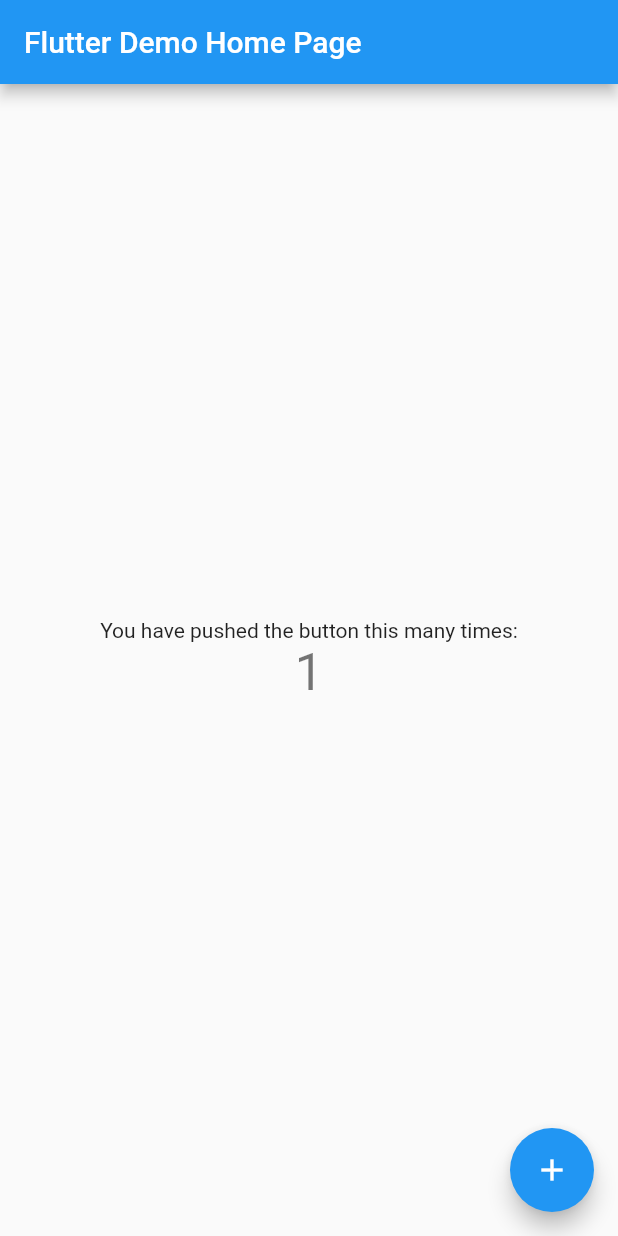
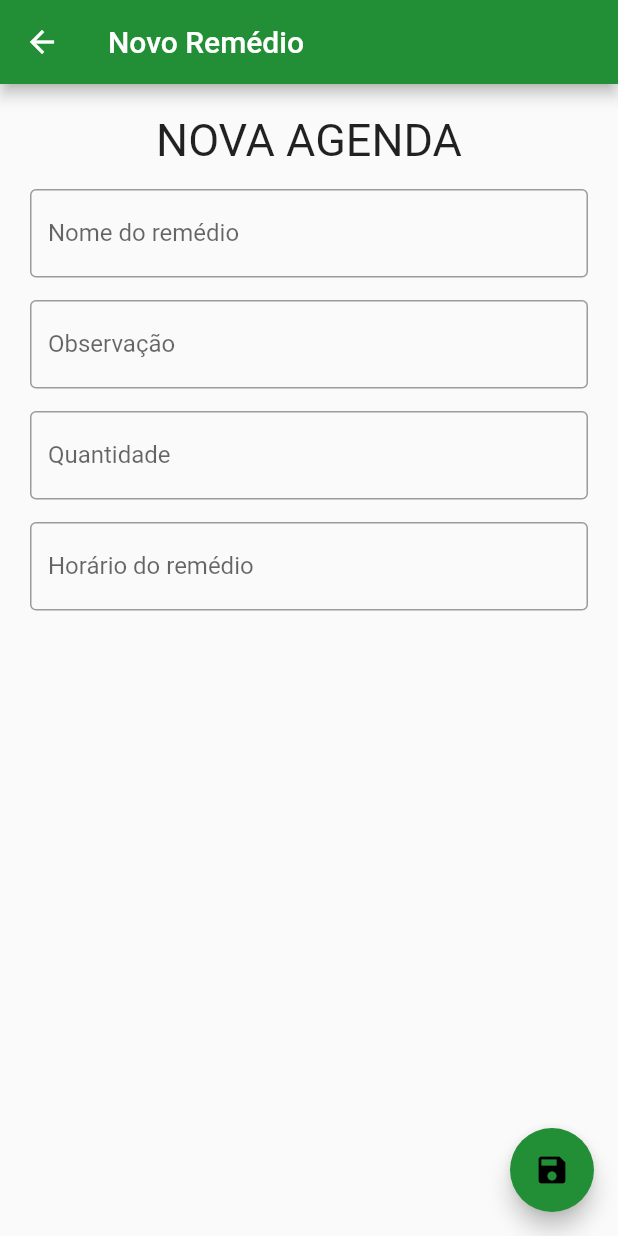
Before and after one commit to Guilherme-Santos-dev/Medicinal-Date, a Flutter app: the screen it shows after launch, after a tap on the "add" icon, on a phone screen of 412 x 824 dp. Run offline on Flutter 3.47's test engine with Material 2 defaults, Android fonts, the phone set to English and light mode, and no system bars.

Commit message:
atualização

```diff
--- a/medicinal_date/lib/main.dart
+++ b/medicinal_date/lib/main.dart
@@ -1,115 +1,23 @@
+import 'package:medicinal_date/screens/add_medicine/add_medicine.dart';
+import 'package:medicinal_date/screens/home/home.dart';
 import 'package:flutter/material.dart';
 
 void main() {
-  runApp(const MyApp());
-}
-
-class MyApp extends StatelessWidget {
-  const MyApp({Key? key}) : super(key: key);
-
-  // This widget is the root of your application.
-  @override
-  Widget build(BuildContext context) {
-    return MaterialApp(
-      title: 'Flutter Demo',
+  runApp(
+    MaterialApp(
+      title: "Agenda de remedios",
+      initialRoute: "/",
+      routes: {
+        "/": (context) => const Home(),
+        "/add": (context) => const addMedicine(),
+      },
+      debugShowCheckedModeBanner: false,
       theme: ThemeData(
-        // This is the theme of your application.
-        //
-        // Try running your application with "flutter run". You'll see the
-        // application has a blue toolbar. Then, without quitting the app, try
-        // changing the primarySwatch below to Colors.green and then invoke
-        // "hot reload" (press "r" in the console where you ran "flutter run",
-        // or simply save your changes to "hot reload" in a Flutter IDE).
-        // Notice that the counter didn't reset back to zero; the application
-        // is not restarted.
-        primarySwatch: Colors.blue,
-      ),
-      home: const MyHomePage(title: 'Flutter Demo Home Page'),
-    );
-  }
-}
-
-class MyHomePage extends StatefulWidget {
-  const MyHomePage({Key? key, required this.title}) : super(key: key);
-
-  // This widget is the home page of your application. It is stateful, meaning
-  // that it has a State object (defined below) that contains fields that affect
-  // how it looks.
-
-  // This class is the configuration for the state. It holds the values (in this
-  // case the title) provided by the parent (in this case the App widget) and
-  // used by the build method of the State. Fields in a Widget subclass are
-  // always marked "final".
-
-  final String title;
-
-  @override
-  State<MyHomePage> createState() => _MyHomePageState();
-}
-
-class _MyHomePageState extends State<MyHomePage> {
-  int _counter = 0;
-
-  void _incrementCounter() {
-    setState(() {
-      // This call to setState tells the Flutter framework that something has
-      // changed in this State, which causes it to rerun the build method below
-      // so that the display can reflect the updated values. If we changed
-      // _counter without calling setState(), then the build method would not be
-      // called again, and so nothing would appear to happen.
-      _counter++;
-    });
-  }
-
-  @override
-  Widget build(BuildContext context) {
-    // This method is rerun every time setState is called, for instance as done
-    // by the _incrementCounter method above.
-    //
-    // The Flutter framework has been optimized to make rerunning build methods
-    // fast, so that you can just rebuild anything that needs updating rather
-    // than having to individually change instances of widgets.
-    return Scaffold(
-      appBar: AppBar(
-        // Here we take the value from the MyHomePage object that was created by
-        // the App.build method, and use it to set our appbar title.
-        title: Text(widget.title),
-      ),
-      body: Center(
-        // Center is a layout widget. It takes a single child and positions it
-        // in the middle of the parent.
-        child: Column(
-          // Column is also a layout widget. It takes a list of children and
-          // arranges them vertically. By default, it sizes itself to fit its
-          // children horizontally, and tries to be as tall as its parent.
-          //
-          // Invoke "debug painting" (press "p" in the console, choose the
-          // "Toggle Debug Paint" action from the Flutter Inspector in Android
-          // Studio, or the "Toggle Debug Paint" command in Visual Studio Code)
-          // to see the wireframe for each widget.
-          //
-          // Column has various properties to control how it sizes itself and
-          // how it positions its children. Here we use mainAxisAlignment to
-          // center the children vertically; the main axis here is the vertical
-          // axis because Columns are vertical (the cross axis would be
-          // horizontal).
-          mainAxisAlignment: MainAxisAlignment.center,
-          children: <Widget>[
-            const Text(
-              'You have pushed the button this many times:',
-            ),
-            Text(
-              '$_counter',
-              style: Theme.of(context).textTheme.headline4,
-            ),
-          ],
+        colorScheme: const ColorScheme.light(
+          primary: Color.fromARGB(255, 34, 142, 54),
+          secondary: Color.fromARGB(255, 34, 142, 54),
         ),
       ),
-      floatingActionButton: FloatingActionButton(
-        onPressed: _incrementCounter,
-        tooltip: 'Increment',
-        child: const Icon(Icons.add),
-      ), // This trailing comma makes auto-formatting nicer for build methods.
-    );
-  }
+    ),
+  );
 }
--- /dev/null
+++ b/medicinal_date/lib/screens/add_medicine/add_medicine.dart
@@ -0,0 +1,95 @@
+import 'package:flutter/material.dart';
+
+class addMedicine extends StatefulWidget {
+  const addMedicine({Key? key}) : super(key: key);
+
+  @override
+  State<addMedicine> createState() => _addContactState();
+}
+
+class _addContactState extends State<addMedicine> {
+  final _isObscure = true;
+  final _formKey = GlobalKey<FormState>();
+
+  final nomeController = TextEditingController();
+  final obsController = TextEditingController();
+  final quantidadeController = TextEditingController();
+  final horarioController = TextEditingController();
+
+  @override
+  Widget build(BuildContext context) {
+    return Scaffold(
+      appBar: AppBar(
+        title: const Text("Novo Remédio"),
+      ),
+      floatingActionButton: FloatingActionButton(
+        onPressed: () {
+          if (_formKey.currentState!.validate()) {
+            print("TA OK ");
+          }
+        },
+        child: const Icon(
+          Icons.save,
+        ),
+      ),
+      body: Container(
+        margin: const EdgeInsets.symmetric(vertical: 20, horizontal: 20),
+        child: Form(
+          key: _formKey,
+          child: Column(
+            children: [
+              const Text(
+                "NOVA AGENDA",
+                style: TextStyle(fontSize: 30),
+              ),
+              const SizedBox(
+                height: 15,
+              ),
+              TextFormField(
+                controller: nomeController,
+                keyboardType: TextInputType.name,
+                decoration: const InputDecoration(
+                  border: OutlineInputBorder(),
+                  label: Text("Nome do remédio"),
+                ),
+              ),
+              const SizedBox(
+                height: 15,
+              ),
+              TextFormField(
+                controller: obsController,
+                keyboardType: TextInputType.text,
+                decoration: const InputDecoration(
+                  border: OutlineInputBorder(),
+                  label: Text("Observação"),
+                ),
+              ),
+              const SizedBox(
+                height: 15,
+              ),
+              TextFormField(
+                controller: quantidadeController,
+                keyboardType: TextInputType.text,
+                decoration: const InputDecoration(
+                  border: OutlineInputBorder(),
+                  label: Text("Quantidade"),
+                ),
+              ),
+              const SizedBox(
+                height: 15,
+              ),
+              TextFormField(
+                controller: horarioController,
+                keyboardType: TextInputType.datetime,
+                decoration: const InputDecoration(
+                  border: OutlineInputBorder(),
+                  label: Text("Horário do remédio"),
+                ),
+              ),
+            ],
+          ),
+        ),
+      ),
+    );
+  }
+}
--- /dev/null
+++ b/medicinal_date/lib/screens/home/home.dart
@@ -0,0 +1,35 @@
+import 'package:flutter/material.dart';
+
+class Home extends StatelessWidget {
+  const Home({Key? key}) : super(key: key);
+
+  @override
+  Widget build(BuildContext context) {
+    return Scaffold(
+      floatingActionButton: FloatingActionButton(
+        onPressed: () {
+          Navigator.pushNamed(context, "/add");
+        },
+        child: const Icon(
+          Icons.add,
+        ),
+      ),
+      appBar: AppBar(
+        title: const Text("Medical date"),
+        actions: [
+          IconButton(
+            icon: const Icon(Icons.delete),
+            onPressed: () {},
+          )
+        ],
+        leadingWidth: 20,
+      ),
+      body: Container(
+        margin: const EdgeInsets.symmetric(
+          vertical:20,
+          horizontal: 2,
+        ),
+      ),
+    );
+  }
+}
--- a/medicinal_date/pubspec.yaml
+++ b/medicinal_date/pubspec.yaml
@@ -58,8 +58,8 @@
   uses-material-design: true
 
   # To add assets to your application, add an assets section, like this:
-  # assets:
-  #   - images/a_dot_burr.jpeg
+  assets:
+      - assets/
   #   - images/a_dot_ham.jpeg
 
   # An image asset can refer to one or more resolution-specific "variants", see
```
Also changed, not shown: medicinal_date/assets/lixo.png (added).
